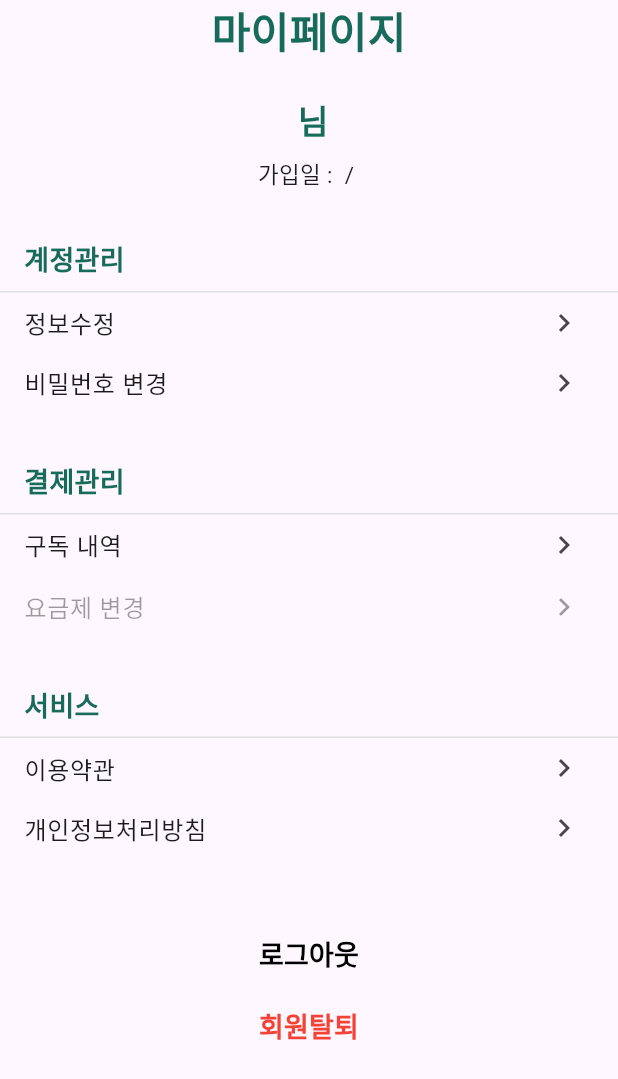
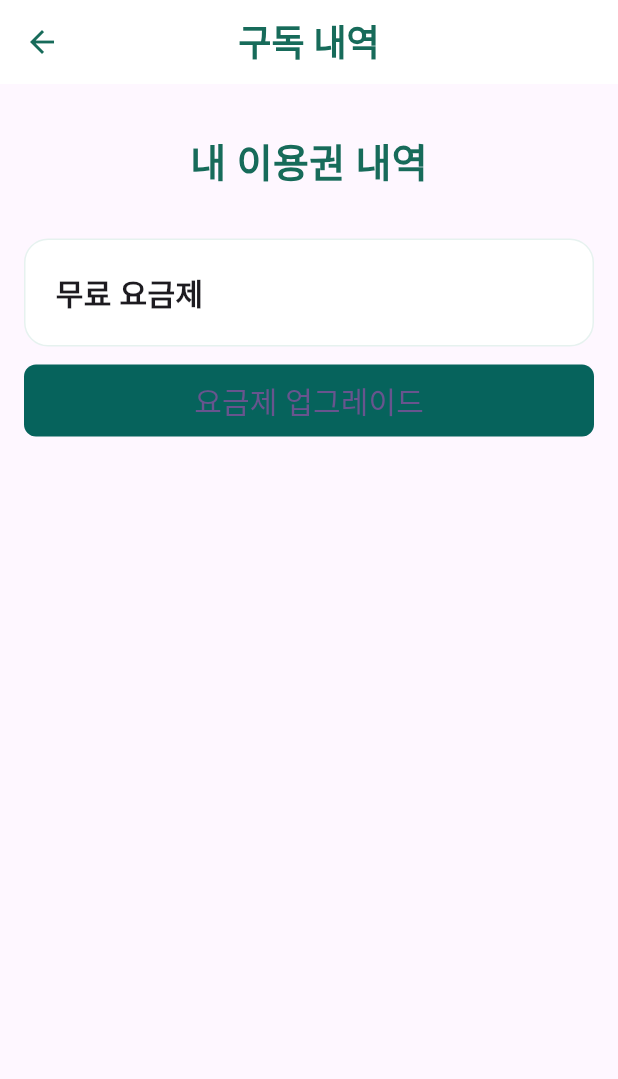
Before and after one commit to golframe/Golframe-dev, a Flutter app: the MyTab widget shown alone on an empty page, opened directly with empty values, after a tap on "구독 내역", on a phone screen of 412 x 824 dp. Shown: the top 1079 px of the screen. Run offline on Flutter 3.47's test engine with Material 3 defaults, Android fonts, the phone set to English and light mode, and no system bars.

Commit message:
[feat] 구독내역 작업

```diff
--- a/lib/my_tab.dart
+++ b/lib/my_tab.dart
@@ -3,6 +3,7 @@ import 'login_screen.dart';
 import 'edit_profile_screen.dart';
 import 'change_password_screen.dart';
 import 'withdraw_screen.dart';
+import 'subscription_history_screen.dart';
 
 class MyTab extends StatelessWidget {
   final String role;
@@ -84,7 +85,19 @@ class MyTab extends StatelessWidget {
         const SizedBox(height: 32),
         _SectionTitle('결제관리'),
         _MyDivider(),
-        _MenuItem(title: '구독 내역', onTap: () {}),
+        _MenuItem(
+          title: '구독 내역',
+          onTap: () {
+            Navigator.push(
+              context,
+              MaterialPageRoute(
+                builder:
+                    (_) =>
+                        SubscriptionHistoryScreen(onGoToPlanTab: onGoToPlanTab),
+              ),
+            );
+          },
+        ),
         _MenuItem(
           title: '요금제 변경',
           onTap: role == '무료회원' ? onGoToPlanTab : null,
--- /dev/null
+++ b/lib/subscription_history_screen.dart
@@ -0,0 +1,498 @@
+import 'package:flutter/material.dart';
+
+class SubscriptionHistoryScreen extends StatefulWidget {
+  final VoidCallback onGoToPlanTab;
+  const SubscriptionHistoryScreen({super.key, required this.onGoToPlanTab});
+
+  @override
+  State<SubscriptionHistoryScreen> createState() =>
+      _SubscriptionHistoryScreenState();
+}
+
+class _SubscriptionHistoryScreenState extends State<SubscriptionHistoryScreen> {
+  bool isPro = false; // 무료회원 테스트를 위해 false로 설정
+  bool showCancelComplete = false;
+  List<String> paymentHistory = []; // 결제이력 없음(무료회원)
+
+  void _showCancelDialog() {
+    showDialog(
+      context: context,
+      builder:
+          (_) => AlertDialog(
+            shape: RoundedRectangleBorder(
+              borderRadius: BorderRadius.circular(16),
+            ),
+            title: const Center(
+              child: Text(
+                '안내',
+                style: TextStyle(fontWeight: FontWeight.bold, fontSize: 24),
+              ),
+            ),
+            content: const Text(
+              '구독을 해지하시겠습니까?\n다음 결제일부터 자동결제가 해지됩니다.',
+              textAlign: TextAlign.center,
+              style: TextStyle(fontSize: 18),
+            ),
+            actionsAlignment: MainAxisAlignment.center,
+            actions: [
+              SizedBox(
+                width: 120,
+                height: 48,
+                child: OutlinedButton(
+                  onPressed: () => Navigator.pop(context),
+                  style: OutlinedButton.styleFrom(
+                    foregroundColor: const Color(0xFF176B5A),
+                    side: const BorderSide(color: Color(0xFFB7D6CE)),
+                    backgroundColor: const Color(0xFFE6F2EF),
+                    shape: RoundedRectangleBorder(
+                      borderRadius: BorderRadius.circular(8),
+                    ),
+                  ),
+                  child: const Text('취소', style: TextStyle(fontSize: 18)),
+                ),
+              ),
+              const SizedBox(width: 12),
+              SizedBox(
+                width: 120,
+                height: 48,
+                child: ElevatedButton(
+                  onPressed: () {
+                    Navigator.pop(context);
+                    setState(() {
+                      isPro = false;
+                      showCancelComplete = true;
+                    });
+                  },
+                  style: ElevatedButton.styleFrom(
+                    backgroundColor: const Color(0xFF06635C),
+                    shape: RoundedRectangleBorder(
+                      borderRadius: BorderRadius.circular(8),
+                    ),
+                    elevation: 0,
+                  ),
+                  child: const Text('해지', style: TextStyle(fontSize: 18)),
+                ),
+              ),
+            ],
+          ),
+    );
+  }
+
+  void _showCancelCompleteDialog() {
+    showDialog(
+      context: context,
+      barrierDismissible: false,
+      builder:
+          (_) => AlertDialog(
+            shape: RoundedRectangleBorder(
+              borderRadius: BorderRadius.circular(16),
+            ),
+            title: const Center(
+              child: Text(
+                '구독 해지 완료',
+                style: TextStyle(fontWeight: FontWeight.bold, fontSize: 24),
+              ),
+            ),
+            content: const Text(
+              '구독 해지가 완료되었습니다.\n이용해주셔서 감사합니다.',
+              textAlign: TextAlign.center,
+              style: TextStyle(fontSize: 18),
+            ),
+            actionsAlignment: MainAxisAlignment.center,
+            actions: [
+              SizedBox(
+                width: 180,
+                height: 56,
+                child: ElevatedButton(
+                  onPressed: () {
+                    Navigator.pop(context);
+                  },
+                  style: ElevatedButton.styleFrom(
+                    backgroundColor: const Color(0xFF06635C),
+                    shape: RoundedRectangleBorder(
+                      borderRadius: BorderRadius.circular(8),
+                    ),
+                    elevation: 0,
+                  ),
+                  child: const Text(
+                    '닫기',
+                    style: TextStyle(fontSize: 20, fontWeight: FontWeight.bold),
+                  ),
+                ),
+              ),
+            ],
+          ),
+    );
+  }
+
+  void _goToPlanTab() {
+    Navigator.of(context).pop();
+    Future.delayed(const Duration(milliseconds: 100), () {
+      widget.onGoToPlanTab();
+    });
+  }
+
+  @override
+  Widget build(BuildContext context) {
+    // 무료회원 + 결제이력 없음: 오직 무료 요금제 카드 + 업그레이드 버튼만
+    if (!isPro && paymentHistory.isEmpty) {
+      return Scaffold(
+        appBar: AppBar(
+          leading: IconButton(
+            icon: const Icon(Icons.arrow_back),
+            onPressed: () => Navigator.pop(context),
+          ),
+          title: const Text(
+            '구독 내역',
+            style: TextStyle(
+              color: Color(0xFF176B5A),
+              fontWeight: FontWeight.bold,
+              fontSize: 24,
+            ),
+          ),
+          centerTitle: true,
+          backgroundColor: Colors.white,
+          elevation: 0,
+          iconTheme: const IconThemeData(color: Color(0xFF176B5A)),
+        ),
+        body: ListView(
+          padding: const EdgeInsets.symmetric(horizontal: 16, vertical: 0),
+          children: [
+            const SizedBox(height: 32),
+            const Center(
+              child: Text(
+                '내 이용권 내역',
+                style: TextStyle(
+                  color: Color(0xFF176B5A),
+                  fontWeight: FontWeight.bold,
+                  fontSize: 26,
+                ),
+              ),
+            ),
+            const SizedBox(height: 32),
+            Container(
+              padding: const EdgeInsets.all(20),
+              margin: const EdgeInsets.only(bottom: 12),
+              decoration: BoxDecoration(
+                color: Colors.white,
+                borderRadius: BorderRadius.circular(16),
+                border: Border.all(color: const Color(0xFFE6F2EF)),
+              ),
+              child: const Align(
+                alignment: Alignment.centerLeft,
+                child: Text(
+                  '무료 요금제',
+                  style: TextStyle(fontWeight: FontWeight.bold, fontSize: 20),
+                ),
+              ),
+            ),
+            SizedBox(
+              width: double.infinity,
+              height: 48,
+              child: ElevatedButton(
+                onPressed: _goToPlanTab,
+                style: ElevatedButton.styleFrom(
+                  backgroundColor: const Color(0xFF06635C),
+                  shape: RoundedRectangleBorder(
+                    borderRadius: BorderRadius.circular(8),
+                  ),
+                  elevation: 0,
+                ),
+                child: const Text('요금제 업그레이드', style: TextStyle(fontSize: 20)),
+              ),
+            ),
+          ],
+        ),
+      );
+    }
+    WidgetsBinding.instance.addPostFrameCallback((_) {
+      if (showCancelComplete) {
+        showCancelComplete = false;
+        _showCancelCompleteDialog();
+      }
+    });
+    // 무료회원 + 결제이력 있음: 무료 요금제+해지 안내+업그레이드 버튼+결제이력
+    if (!isPro && paymentHistory.isNotEmpty) {
+      return Scaffold(
+        appBar: AppBar(
+          leading: IconButton(
+            icon: const Icon(Icons.arrow_back),
+            onPressed: () => Navigator.pop(context),
+          ),
+          title: const Text(
+            '구독 내역',
+            style: TextStyle(
+              color: Color(0xFF176B5A),
+              fontWeight: FontWeight.bold,
+              fontSize: 24,
+            ),
+          ),
+          centerTitle: true,
+          backgroundColor: Colors.white,
+          elevation: 0,
+          iconTheme: const IconThemeData(color: Color(0xFF176B5A)),
+        ),
+        body: ListView(
+          padding: const EdgeInsets.symmetric(horizontal: 16, vertical: 0),
+          children: [
+            const SizedBox(height: 32),
+            const Center(
+              child: Text(
+                '내 이용권 내역',
+                style: TextStyle(
+                  color: Color(0xFF176B5A),
+                  fontWeight: FontWeight.bold,
+                  fontSize: 26,
+                ),
+              ),
+            ),
+            const SizedBox(height: 32),
+            Container(
+              padding: const EdgeInsets.all(20),
+              margin: const EdgeInsets.only(bottom: 12),
+              decoration: BoxDecoration(
+                color: Colors.white,
+                borderRadius: BorderRadius.circular(16),
+                border: Border.all(color: Color(0xFFE6F2EF)),
+              ),
+              child: const Align(
+                alignment: Alignment.centerLeft,
+                child: Text(
+                  '무료 요금제',
+                  style: TextStyle(fontWeight: FontWeight.bold, fontSize: 20),
+                ),
+              ),
+            ),
+            Container(
+              width: double.infinity,
+              margin: const EdgeInsets.only(bottom: 12),
+              padding: const EdgeInsets.symmetric(vertical: 16),
+              decoration: BoxDecoration(
+                color: const Color(0xFFE6F2EF),
+                borderRadius: BorderRadius.circular(12),
+              ),
+              child: const Center(
+                child: Text(
+                  '구독 해지가 완료되었습니다.',
+                  style: TextStyle(
+                    color: Colors.red,
+                    fontWeight: FontWeight.bold,
+                    fontSize: 20,
+                  ),
+                ),
+              ),
+            ),
+            SizedBox(
+              width: double.infinity,
+              height: 48,
+              child: ElevatedButton(
+                onPressed: _goToPlanTab,
+                style: ElevatedButton.styleFrom(
+                  backgroundColor: const Color(0xFF06635C),
+                  shape: RoundedRectangleBorder(
+                    borderRadius: BorderRadius.circular(8),
+                  ),
+                  elevation: 0,
+                ),
+                child: const Text('요금제 업그레이드', style: TextStyle(fontSize: 20)),
+              ),
+            ),
+            const SizedBox(height: 32),
+            for (final date in paymentHistory) ...[
+              _buildHistoryCard(date),
+              const SizedBox(height: 16),
+            ],
+          ],
+        ),
+      );
+    }
+    return Scaffold(
+      appBar: AppBar(
+        leading: IconButton(
+          icon: const Icon(Icons.arrow_back),
+          onPressed: () => Navigator.pop(context),
+        ),
+        title: const Text(
+          '구독 내역',
+          style: TextStyle(
+            color: Color(0xFF176B5A),
+            fontWeight: FontWeight.bold,
+            fontSize: 24,
+          ),
+        ),
+        centerTitle: true,
+        backgroundColor: Colors.white,
+        elevation: 0,
+        iconTheme: const IconThemeData(color: Color(0xFF176B5A)),
+      ),
+      body: ListView(
+        padding: const EdgeInsets.symmetric(horizontal: 16, vertical: 0),
+        children: [
+          const SizedBox(height: 32),
+          const Center(
+            child: Text(
+              '내 이용권 내역',
+              style: TextStyle(
+                color: Color(0xFF176B5A),
+                fontWeight: FontWeight.bold,
+                fontSize: 26,
+              ),
+            ),
+          ),
+          const SizedBox(height: 32),
+          if (isPro) ...[
+            _buildProCard(),
+            const SizedBox(height: 16),
+            const Text(
+              '* 해당 구독은 인앱결제에서 결제한 구독으로,\n결제수단 변경은 인앱결제를 통해서 처리 가능합니다.',
+              style: TextStyle(color: Color(0xFF8B95A1), fontSize: 15),
+              textAlign: TextAlign.left,
+            ),
+            const SizedBox(height: 32),
+            for (final date in paymentHistory) ...[
+              _buildHistoryCard(date),
+              const SizedBox(height: 16),
+            ],
+          ] else if (paymentHistory.isNotEmpty) ...[
+            _buildFreeCard(),
+            const SizedBox(height: 32),
+            for (final date in paymentHistory) ...[
+              _buildHistoryCard(date),
+              const SizedBox(height: 16),
+            ],
+          ],
+        ],
+      ),
+    );
+  }
+
+  Widget _buildProCard() {
+    // 프로회원 UI
+    return Container(
+      padding: const EdgeInsets.all(20),
+      margin: const EdgeInsets.only(bottom: 12),
+      decoration: BoxDecoration(
+        color: Colors.white,
+        borderRadius: BorderRadius.circular(16),
+        border: Border.all(color: const Color(0xFFE6F2EF)),
+      ),
+      child: Column(
+        crossAxisAlignment: CrossAxisAlignment.start,
+        children: [
+          const Text(
+            '프로 요금제',
+            style: TextStyle(fontWeight: FontWeight.bold, fontSize: 20),
+          ),
+          const SizedBox(height: 8),
+          const Text('결제금액 : 5,000원 / 인앱결제', style: TextStyle(fontSize: 16)),
+          const Text(
+            '결제일 : 2025.03.01 / 다음 결제일 : -',
+            style: TextStyle(fontSize: 16),
+          ),
+          const Text(
+            '구독 기간 : 2025.03.01 ~ 2025.03.31',
+            style: TextStyle(fontSize: 16),
+          ),
+          const SizedBox(height: 16),
+          SizedBox(
+            width: double.infinity,
+            height: 48,
+            child: OutlinedButton(
+              onPressed: _showCancelDialog,
+              style: OutlinedButton.styleFrom(
+                foregroundColor: const Color(0xFF176B5A),
+                side: const BorderSide(color: Color(0xFF176B5A)),
+                shape: RoundedRectangleBorder(
+                  borderRadius: BorderRadius.circular(8),
+                ),
+              ),
+              child: const Text('자동결제 해지', style: TextStyle(fontSize: 20)),
+            ),
+          ),
+        ],
+      ),
+    );
+  }
+
+  Widget _buildFreeCard() {
+    // 무료회원 + 결제이력 있을 때만 해지 안내 노출
+    return Column(
+      children: [
+        Container(
+          padding: const EdgeInsets.all(20),
+          margin: const EdgeInsets.only(bottom: 12),
+          decoration: BoxDecoration(
+            color: Colors.white,
+            borderRadius: BorderRadius.circular(16),
+            border: Border.all(color: Color(0xFFE6F2EF)),
+          ),
+          child: const Align(
+            alignment: Alignment.centerLeft,
+            child: Text(
+              '무료 요금제',
+              style: TextStyle(fontWeight: FontWeight.bold, fontSize: 20),
+            ),
+          ),
+        ),
+        Container(
+          width: double.infinity,
+          margin: const EdgeInsets.only(bottom: 12),
+          padding: const EdgeInsets.symmetric(vertical: 16),
+          decoration: BoxDecoration(
+            color: const Color(0xFFE6F2EF),
+            borderRadius: BorderRadius.circular(12),
+          ),
+          child: const Center(
+            child: Text(
+              '구독 해지가 완료되었습니다.',
+              style: TextStyle(
+                color: Colors.red,
+                fontWeight: FontWeight.bold,
+                fontSize: 20,
+              ),
+            ),
+          ),
+        ),
+        SizedBox(
+          width: double.infinity,
+          height: 48,
+          child: ElevatedButton(
+            onPressed: _goToPlanTab,
+            style: ElevatedButton.styleFrom(
+              backgroundColor: const Color(0xFF06635C),
+              shape: RoundedRectangleBorder(
+                borderRadius: BorderRadius.circular(8),
+              ),
+              elevation: 0,
+            ),
+            child: const Text('요금제 업그레이드', style: TextStyle(fontSize: 20)),
+          ),
+        ),
+      ],
+    );
+  }
+
+  Widget _buildHistoryCard(String date) {
+    if (!isPro) return const SizedBox.shrink();
+    return Container(
+      padding: const EdgeInsets.all(20),
+      decoration: BoxDecoration(
+        color: Colors.white,
+        borderRadius: BorderRadius.circular(16),
+        border: Border.all(color: Color(0xFFE6F2EF)),
+      ),
+      child: Column(
+        crossAxisAlignment: CrossAxisAlignment.start,
+        children: [
+          const Text(
+            '프로 요금제',
+            style: TextStyle(fontWeight: FontWeight.bold, fontSize: 18),
+          ),
+          const SizedBox(height: 8),
+          const Text('결제금액 : 5,000원 / 인앱결제', style: TextStyle(fontSize: 15)),
+          Text('결제일 : $date', style: const TextStyle(fontSize: 15)),
+        ],
+      ),
+    );
+  }
+}
```
